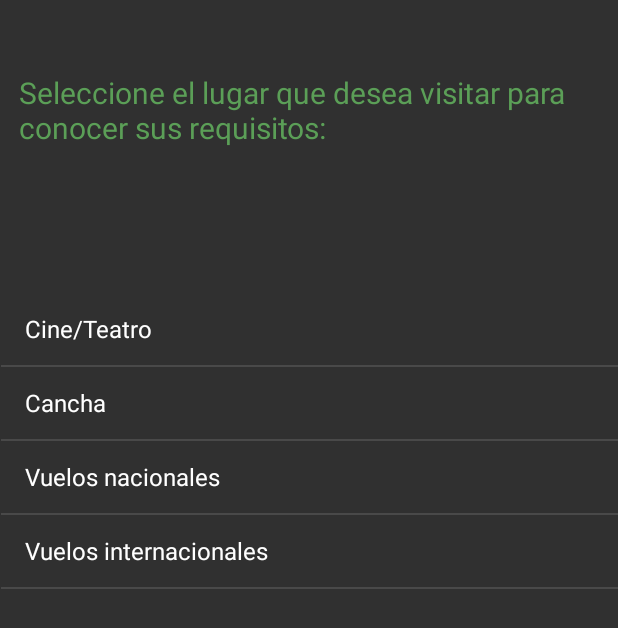
After one commit to luchosic/SOA, an Android app: the PlacesPageActivity screen opened directly, with no data from a screen before it, on a phone screen of 412 x 824 dp. The commit adds this screen. Shown: the top 628 px of the screen. Run offline under Robolectric (Android 15) with nearby library versions, the phone set to English and light mode, and no system bars.

Commit message:
Agrego Activity con pantalla para elegir lugares donde ir

```diff
--- a/TP2-CODIGO/app/src/main/AndroidManifest.xml
+++ b/TP2-CODIGO/app/src/main/AndroidManifest.xml
@@ -23,6 +23,9 @@
             android:name=".RegisterActivity"
             android:exported="false" />
         <activity
+            android:name=".PlacesPageActivity"
+            android:exported="false" />
+        <activity
             android:name=".MainActivity"
             android:exported="true">
             <intent-filter>
--- /dev/null
+++ b/TP2-CODIGO/app/src/main/java/com/example/tp2/PlacesPageActivity.java
@@ -0,0 +1,48 @@
+package com.example.tp2;
+
+import android.content.Intent;
+import android.os.Bundle;
+import android.view.View;
+import android.widget.Button;
+import android.widget.EditText;
+import android.widget.Toast;
+
+
+import android.os.Bundle;
+import android.view.View;
+import android.widget.AdapterView;
+import android.widget.ArrayAdapter;
+import android.widget.ListView;
+import android.widget.TextView;
+import android.widget.Toast;
+
+import androidx.appcompat.app.AppCompatActivity;
+
+public class PlacesPageActivity extends AppCompatActivity {
+
+    ListView listView;
+    TextView textView;
+    String[] listItem;
+    @Override
+    protected void onCreate(Bundle savedInstanceState) {
+        super.onCreate(savedInstanceState);
+        setContentView(R.layout.activity_places_to_visit);
+
+        listView=(ListView)findViewById(R.id.listView);
+        textView=(TextView)findViewById(R.id.textView);
+        listItem = getResources().getStringArray(R.array.lista_places);
+        final ArrayAdapter<String> adapter = new ArrayAdapter<String>(this,
+                android.R.layout.simple_list_item_1, android.R.id.text1, listItem);
+        listView.setAdapter(adapter);
+
+        listView.setOnItemClickListener(new AdapterView.OnItemClickListener() {
+            @Override
+            public void onItemClick(AdapterView<?> adapterView, View view, int position, long l) {
+                // TODO Auto-generated method stub
+                String value=adapter.getItem(position);
+                Toast.makeText(getApplicationContext(),value,Toast.LENGTH_SHORT).show();
+
+            }
+        });
+    }
+}
--- a/TP2-CODIGO/app/src/main/res/layout/activity_places_to_visit.xml
+++ b/TP2-CODIGO/app/src/main/res/layout/activity_places_to_visit.xml
@@ -21,8 +21,8 @@
 
     <ListView
         android:id="@+id/listView"
-        android:layout_width="409dp"
-        android:layout_height="620dp"
+        android:layout_width="411dp"
+        android:layout_height="543dp"
         android:layout_marginStart="1dp"
         android:layout_marginLeft="1dp"
         android:layout_marginTop="1dp"
--- a/TP2-CODIGO/app/src/main/res/values/strings.xml
+++ b/TP2-CODIGO/app/src/main/res/values/strings.xml
@@ -21,8 +21,9 @@
 
     <string name="lista_lugares">ListView</string>
     <string-array name="lista_places">
-        <item>Cine</item>
+        <item>Cine/Teatro</item>
         <item>Cancha</item>
         <item>Vuelos nacionales</item>
+        <item>Vuelos internacionales</item>
     </string-array>
 </resources>
```
